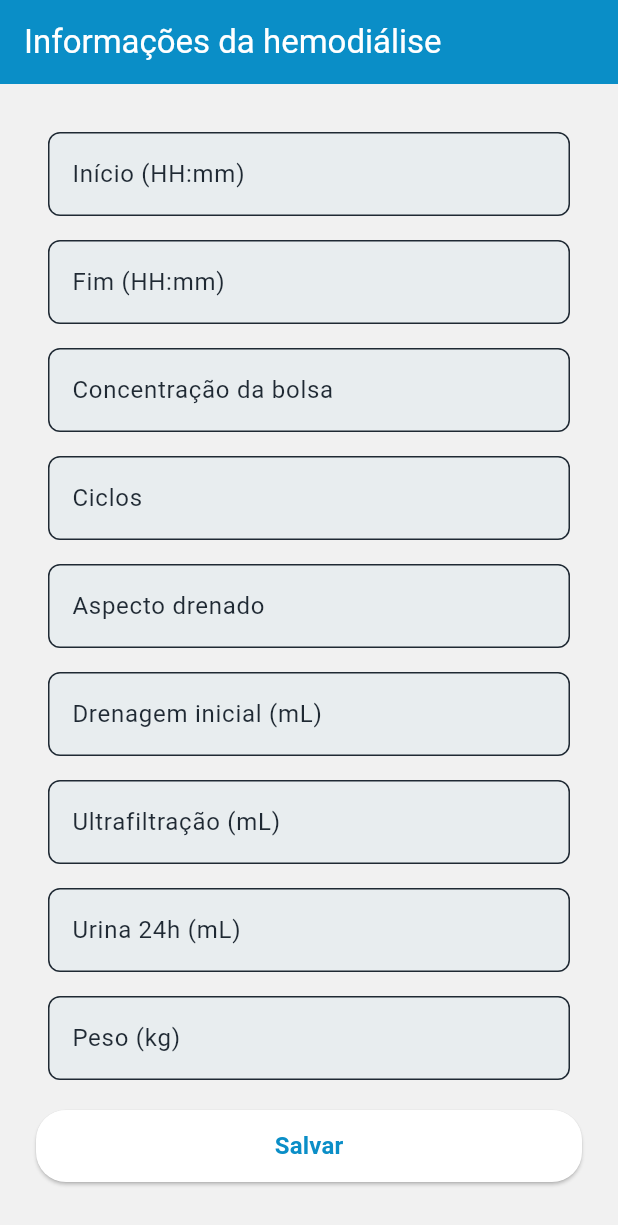
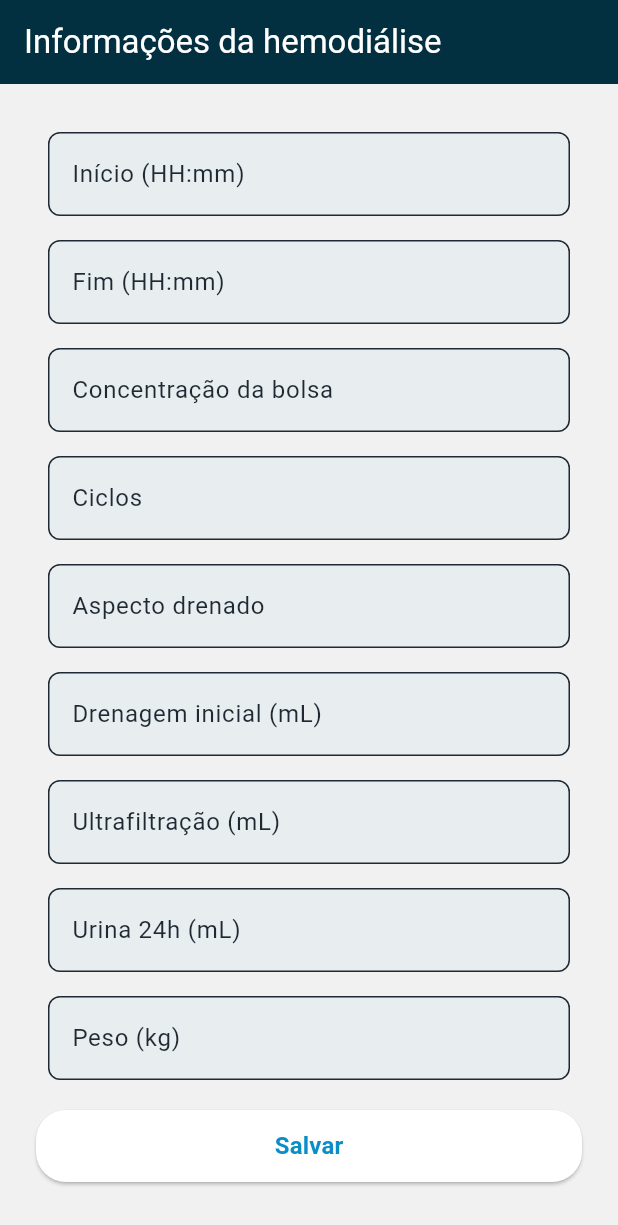
Before and after one commit to GabrielSampaioS/Mobile_UNIVESP_PI3, a Flutter app: the RegisterDialysisPage screen opened by its route, on a phone screen of 412 x 824 dp. Shown: the top 1225 px of the screen. Run offline on Flutter 3.47's test engine with Material 3 defaults, Android fonts, the phone set to English and light mode, and no system bars; our stand-ins replace go_router.

Commit message:
Add appBar information

```diff
--- a/lib/presentation/screens/register_dialysis_page.dart
+++ b/lib/presentation/screens/register_dialysis_page.dart
@@ -123,8 +123,12 @@ class _RegisterDialysisPageState extends State<RegisterDialysisPage> {
 
   @override
   Widget build(BuildContext context) {
+    final theme = Theme.of(context);
     return Scaffold(
-      appBar: AppBar(title: const Text('Informações da hemodiálise')),
+      appBar: AppBar(
+        title: const Text('Informações da hemodiálise'),
+        backgroundColor: theme.colorScheme.secondary,
+      ),
       body: Padding(
         padding: const EdgeInsets.all(24),
         child: Form(
```
